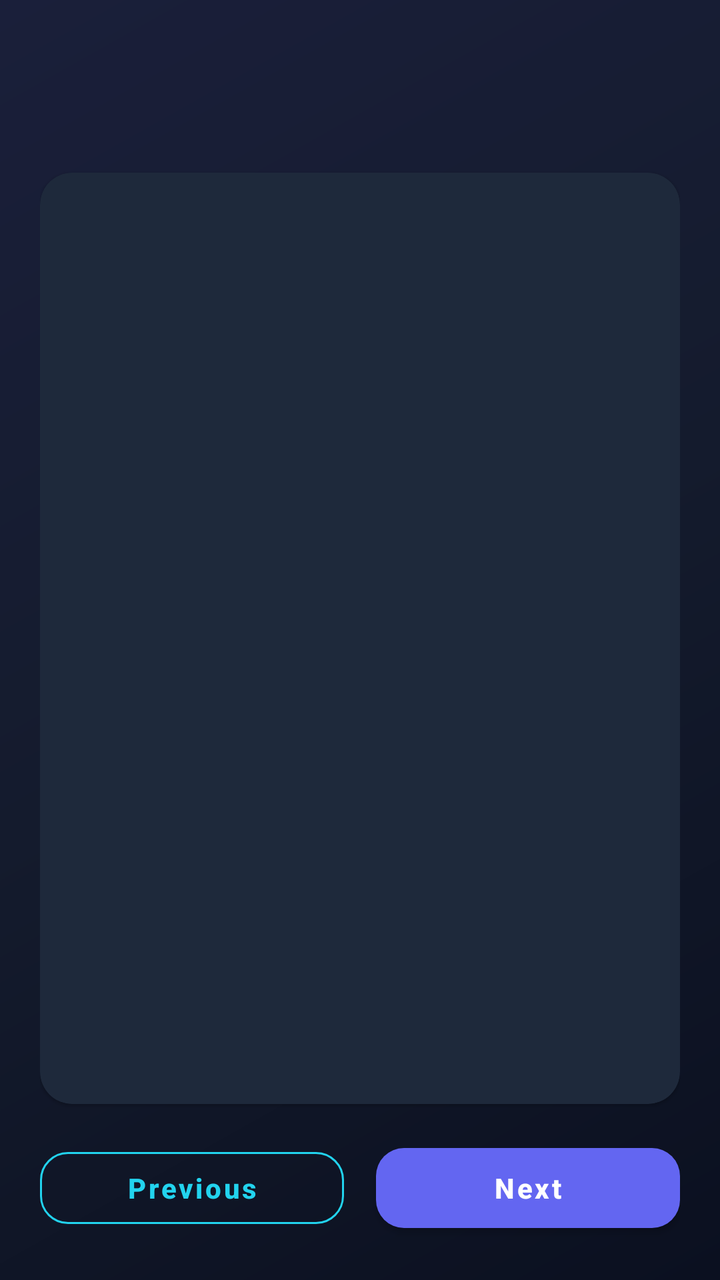
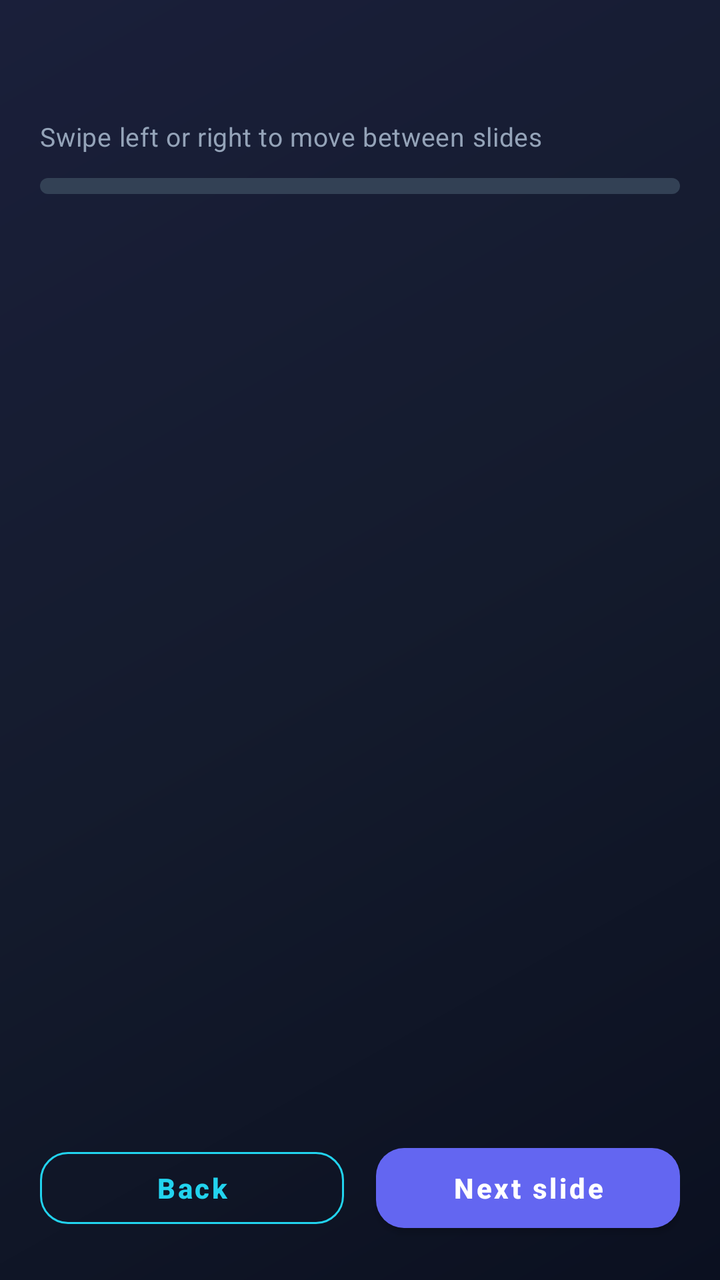

An Android layout rendered at two revisions. The XML below is the earlier revision; the diff shows what the commit changed to produce the second picture.
<!-- AndroidManifest.xml: application theme Theme.QuantumRealm -->
<!-- res/layout/activity_lesson.xml -->
<?xml version="1.0" encoding="utf-8"?>
<LinearLayout xmlns:android="http://schemas.android.com/apk/res/android"
    xmlns:app="http://schemas.android.com/apk/res-auto"
    android:layout_width="match_parent"
    android:layout_height="match_parent"
    android:background="@drawable/bg_game_screen"
    android:orientation="vertical"
    android:padding="@dimen/game_screen_padding">

    <TextView
        android:id="@+id/lessonTitleTextView"
        android:layout_width="match_parent"
        android:layout_height="wrap_content"
        android:textAppearance="@style/TextAppearance.QuantumRealm.Hero"
        android:textSize="22sp" />

    <TextView
        android:id="@+id/lessonSlideProgress"
        android:layout_width="match_parent"
        android:layout_height="wrap_content"
        android:layout_marginTop="6dp"
        android:layout_marginBottom="12dp"
        android:textAppearance="@style/TextAppearance.QuantumRealm.Subtitle" />

    <com.google.android.material.card.MaterialCardView
        android:layout_width="match_parent"
        android:layout_height="0dp"
        android:layout_weight="1"
        app:cardBackgroundColor="@color/game_surface"
        app:cardCornerRadius="@dimen/game_card_radius">

        <ScrollView
            android:layout_width="match_parent"
            android:layout_height="match_parent"
            android:padding="20dp">

            <TextView
                android:id="@+id/lessonSlideContent"
                android:layout_width="match_parent"
                android:layout_height="wrap_content"
                android:lineSpacingExtra="4dp"
                android:textAppearance="@style/TextAppearance.QuantumRealm.Title"
                android:textColor="@color/game_text_primary"
                android:textSize="16sp" />
        </ScrollView>
    </com.google.android.material.card.MaterialCardView>

    <LinearLayout
        android:layout_width="match_parent"
        android:layout_height="wrap_content"
        android:layout_marginTop="16dp"
        android:gravity="center"
        android:orientation="horizontal">

        <com.google.android.material.button.MaterialButton
            android:id="@+id/lessonPrevButton"
            style="@style/Widget.QuantumRealm.Button.Secondary"
            android:layout_width="0dp"
            android:layout_height="wrap_content"
            android:layout_marginEnd="8dp"
            android:layout_weight="1"
            android:text="Previous" />

        <com.google.android.material.button.MaterialButton
            android:id="@+id/lessonNextButton"
            style="@style/Widget.QuantumRealm.Button.Primary"
            android:layout_width="0dp"
            android:layout_height="wrap_content"
            android:layout_marginStart="8dp"
            android:layout_weight="1"
            android:text="Next" />
    </LinearLayout>

    <com.google.android.material.button.MaterialButton
        android:id="@+id/lessonContinueActivityButton"
        style="@style/Widget.QuantumRealm.Button.Success"
        android:layout_width="match_parent"
        android:layout_height="wrap_content"
        android:layout_marginTop="12dp"
        android:text="Continue to activity"
        android:visibility="gone" />

</LinearLayout>
<!-- resources referenced by this layout -->
<resources>
  <color name="game_surface">#1E293B</color>
  <color name="game_text_primary">#F8FAFC</color>
  <dimen name="game_card_radius">16dp</dimen>
  <dimen name="game_screen_padding">20dp</dimen>
  <!-- drawable bg_game_screen (drawable) -->
  <?xml version="1.0" encoding="utf-8"?>
  <layer-list xmlns:android="http://schemas.android.com/apk/res/android">
      <item>
          <shape android:shape="rectangle">
              <gradient
                  android:angle="135"
                  android:startColor="@color/game_bg_dark"
                  android:centerColor="@color/game_bg_mid"
                  android:endColor="#1A1F3A"
                  android:type="linear" />
          </shape>
      </item>
  </layer-list>
  <style name="TextAppearance.QuantumRealm.Hero" parent="TextAppearance.MaterialComponents.Headline4">
          <item name="android:textColor">@color/game_text_primary</item>
          <item name="android:textStyle">bold</item>
      </style>
  <style name="TextAppearance.QuantumRealm.Subtitle" parent="TextAppearance.MaterialComponents.Body2">
          <item name="android:textColor">@color/game_text_secondary</item>
      </style>
  <style name="TextAppearance.QuantumRealm.Title" parent="TextAppearance.MaterialComponents.Headline5">
          <item name="android:textColor">@color/game_text_primary</item>
          <item name="android:textStyle">bold</item>
      </style>
  <style name="Widget.QuantumRealm.Button.Primary" parent="Widget.MaterialComponents.Button">
          <item name="android:textColor">@color/white</item>
          <item name="android:textAllCaps">false</item>
          <item name="android:textStyle">bold</item>
          <item name="cornerRadius">@dimen/game_button_radius</item>
          <item name="backgroundTint">@color/game_primary</item>
          <item name="android:minHeight">52dp</item>
      </style>
  <style name="Widget.QuantumRealm.Button.Secondary" parent="Widget.MaterialComponents.Button.OutlinedButton">
          <item name="android:textColor">@color/game_accent</item>
          <item name="android:textAllCaps">false</item>
          <item name="cornerRadius">@dimen/game_button_radius</item>
          <item name="strokeColor">@color/game_accent</item>
          <item name="android:minHeight">48dp</item>
      </style>
  <style name="Widget.QuantumRealm.Button.Success" parent="Widget.MaterialComponents.Button">
          <item name="android:textColor">@color/white</item>
          <item name="android:textAllCaps">false</item>
          <item name="cornerRadius">@dimen/game_button_radius</item>
          <item name="backgroundTint">@color/game_success</item>
      </style>
  <color name="game_bg_dark">#0B1020</color>
  <color name="game_bg_mid">#141B2D</color>
  <color name="game_text_secondary">#94A3B8</color>
  <color name="white">#FFFFFFFF</color>
  <dimen name="game_button_radius">14dp</dimen>
  <color name="game_primary">#6366F1</color>
  <color name="game_accent">#22D3EE</color>
  <color name="game_success">#22C55E</color>
  <color name="game_primary_dark">#4F46E5</color>
  <color name="teal_700">#FF018786</color>
  <color name="black">#FF000000</color>
  <style name="ThemeOverlay.QuantumRealm.ActionBar" parent="ThemeOverlay.MaterialComponents.Dark.ActionBar">
          <item name="android:textColorPrimary">@color/game_text_primary</item>
          <item name="colorControlNormal">@color/game_text_primary</item>
      </style>
  <!-- unchanged entries left out for length: 1 -->
</resources>

<!-- the commit's change to res/layout/activity_lesson.xml (unified diff, before → after) -->
@@ -8,42 +8,61 @@
     android:padding="@dimen/game_screen_padding">
 
     <TextView
+        android:id="@+id/lessonModuleHint"
+        android:layout_width="match_parent"
+        android:layout_height="wrap_content"
+        android:textAppearance="@style/TextAppearance.QuantumRealm.Subtitle"
+        android:textColor="@color/game_accent"
+        android:visibility="gone" />
+
+    <TextView
         android:id="@+id/lessonTitleTextView"
         android:layout_width="match_parent"
         android:layout_height="wrap_content"
+        android:layout_marginTop="4dp"
         android:textAppearance="@style/TextAppearance.QuantumRealm.Hero"
         android:textSize="22sp" />
+
+    <TextView
+        android:id="@+id/lessonSwipeHint"
+        android:layout_width="match_parent"
+        android:layout_height="wrap_content"
+        android:layout_marginTop="6dp"
+        android:text="@string/lesson_swipe_hint"
+        android:textAppearance="@style/TextAppearance.QuantumRealm.Subtitle"
+        android:textSize="13sp" />
+
+    <ProgressBar
+        android:id="@+id/lessonSlideProgressBar"
+        style="?android:attr/progressBarStyleHorizontal"
+        android:layout_width="match_parent"
+        android:layout_height="8dp"
+        android:layout_marginTop="12dp"
+        android:max="100"
+        android:progress="0"
+        android:progressDrawable="@drawable/lesson_progress_bar" />
 
     <TextView
         android:id="@+id/lessonSlideProgress"
         android:layout_width="match_parent"
         android:layout_height="wrap_content"
         android:layout_marginTop="6dp"
-        android:layout_marginBottom="12dp"
+        android:layout_marginBottom="8dp"
         android:textAppearance="@style/TextAppearance.QuantumRealm.Subtitle" />
 
-    <com.google.android.material.card.MaterialCardView
+    <androidx.viewpager2.widget.ViewPager2
+        android:id="@+id/lessonSlidePager"
         android:layout_width="match_parent"
         android:layout_height="0dp"
-        android:layout_weight="1"
-        app:cardBackgroundColor="@color/game_surface"
-        app:cardCornerRadius="@dimen/game_card_radius">
+        android:layout_weight="1" />
 
-        <ScrollView
-            android:layout_width="match_parent"
-            android:layout_height="match_parent"
-            android:padding="20dp">
-
-            <TextView
-                android:id="@+id/lessonSlideContent"
-                android:layout_width="match_parent"
-                android:layout_height="wrap_content"
-                android:lineSpacingExtra="4dp"
-                android:textAppearance="@style/TextAppearance.QuantumRealm.Title"
-                android:textColor="@color/game_text_primary"
-                android:textSize="16sp" />
-        </ScrollView>
-    </com.google.android.material.card.MaterialCardView>
+    <LinearLayout
+        android:id="@+id/lessonDotIndicator"
+        android:layout_width="match_parent"
+        android:layout_height="wrap_content"
+        android:layout_marginTop="8dp"
+        android:gravity="center"
+        android:orientation="horizontal" />
 
     <LinearLayout
         android:layout_width="match_parent"
@@ -59,7 +78,7 @@
             android:layout_height="wrap_content"
             android:layout_marginEnd="8dp"
             android:layout_weight="1"
-            android:text="Previous" />
+            android:text="@string/lesson_prev" />
 
         <com.google.android.material.button.MaterialButton
             android:id="@+id/lessonNextButton"
@@ -68,7 +87,7 @@
             android:layout_height="wrap_content"
             android:layout_marginStart="8dp"
             android:layout_weight="1"
-            android:text="Next" />
+            android:text="@string/lesson_next" />
     </LinearLayout>
 
     <com.google.android.material.button.MaterialButton
@@ -77,7 +96,7 @@
         android:layout_width="match_parent"
         android:layout_height="wrap_content"
         android:layout_marginTop="12dp"
-        android:text="Continue to activity"
+        android:text="@string/lesson_start_activity"
         android:visibility="gone" />
 
 </LinearLayout>
<!-- resource entries referenced after the edit -->
@@ -1,8 +1,6 @@
 <!-- resources referenced by this layout -->
 <resources>
-  <color name="game_surface">#1E293B</color>
   <color name="game_text_primary">#F8FAFC</color>
-  <dimen name="game_card_radius">16dp</dimen>
   <dimen name="game_screen_padding">20dp</dimen>
   <!-- drawable bg_game_screen (drawable) -->
   <?xml version="1.0" encoding="utf-8"?>
@@ -18,16 +16,34 @@
           </shape>
       </item>
   </layer-list>
+  <!-- drawable lesson_progress_bar (drawable) -->
+  <?xml version="1.0" encoding="utf-8"?>
+  <layer-list xmlns:android="http://schemas.android.com/apk/res/android">
+      <item android:id="@android:id/background">
+          <shape android:shape="rectangle">
+              <corners android:radius="4dp" />
+              <solid android:color="@color/game_stroke" />
+          </shape>
+      </item>
+      <item android:id="@android:id/progress">
+          <clip>
+              <shape android:shape="rectangle">
+                  <corners android:radius="4dp" />
+                  <solid android:color="@color/game_accent" />
+              </shape>
+          </clip>
+      </item>
+  </layer-list>
+  <string name="lesson_next">Next slide</string>
+  <string name="lesson_prev">Back</string>
+  <string name="lesson_start_activity">Start challenge</string>
+  <string name="lesson_swipe_hint">Swipe left or right to move between slides</string>
   <style name="TextAppearance.QuantumRealm.Hero" parent="TextAppearance.MaterialComponents.Headline4">
           <item name="android:textColor">@color/game_text_primary</item>
           <item name="android:textStyle">bold</item>
       </style>
   <style name="TextAppearance.QuantumRealm.Subtitle" parent="TextAppearance.MaterialComponents.Body2">
           <item name="android:textColor">@color/game_text_secondary</item>
-      </style>
-  <style name="TextAppearance.QuantumRealm.Title" parent="TextAppearance.MaterialComponents.Headline5">
-          <item name="android:textColor">@color/game_text_primary</item>
-          <item name="android:textStyle">bold</item>
       </style>
   <style name="Widget.QuantumRealm.Button.Primary" parent="Widget.MaterialComponents.Button">
           <item name="android:textColor">@color/white</item>
@@ -52,6 +68,7 @@
       </style>
   <color name="game_bg_dark">#0B1020</color>
   <color name="game_bg_mid">#141B2D</color>
+  <color name="game_stroke">#334155</color>
   <color name="game_text_secondary">#94A3B8</color>
   <color name="white">#FFFFFFFF</color>
   <dimen name="game_button_radius">14dp</dimen>
